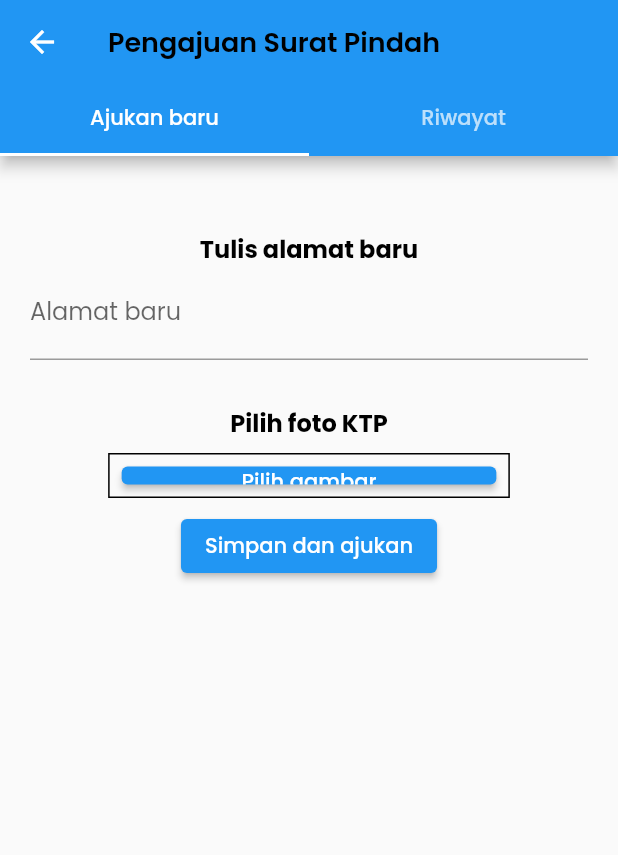
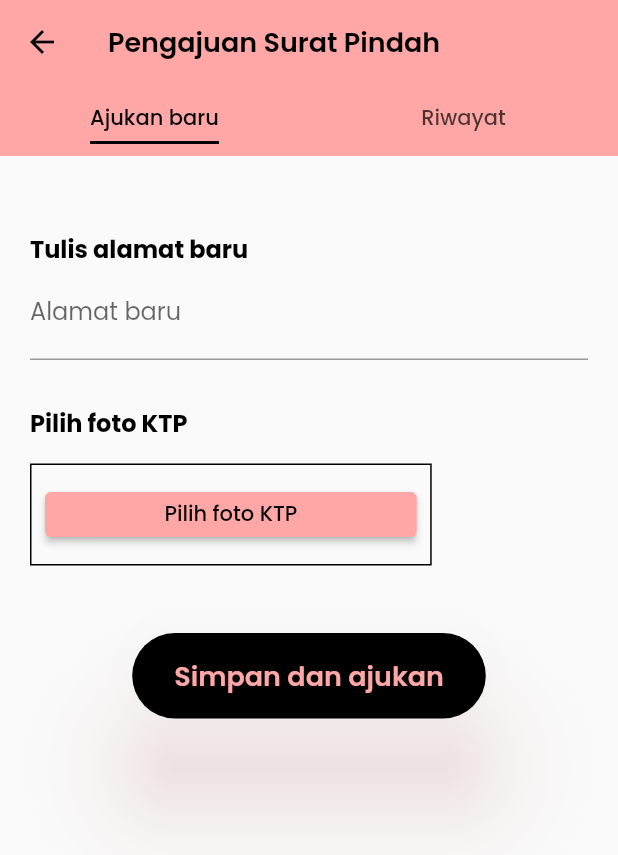
Before and after one commit to royzaa/sippedes, a Flutter app: the MainApp screen opened directly, after a tap on an icon or button, on a phone screen of 412 x 824 dp. Shown: the top 855 px of the screen. Run offline on Flutter 3.47's test engine with Material 2 defaults, Android fonts, the light colour scheme and no system bars; our stand-ins replace cloud_firestore, firebase_core, firebase_messaging, firebase_storage, flutter_svg, fluttertoast and 3 more; missing offline and left inert: gsheets; accounts and stored records are empty; project files that could hold a hidden picture were left out.

Commit message:
adjust UI more properly

```diff
--- a/lib/interface/screens/letter_form/letter_form.dart
+++ b/lib/interface/screens/letter_form/letter_form.dart
@@ -4,8 +4,10 @@ import './widgets/ajukan_baru.dart';
 import './widgets/riwayat.dart';
 
 class LetterForm extends StatelessWidget {
-  const LetterForm({Key? key, required this.letterName}) : super(key: key);
+  const LetterForm({Key? key, required this.letterName, required this.appColor})
+      : super(key: key);
   final String letterName;
+  final Color appColor;
 
   @override
   Widget build(BuildContext context) {
@@ -14,12 +16,19 @@ class LetterForm extends StatelessWidget {
       initialIndex: 0,
       child: Scaffold(
         appBar: AppBar(
+          elevation: 0,
+          backgroundColor: appColor,
+          iconTheme: const IconThemeData(color: Colors.black),
           title: Text(
             'Pengajuan $letterName',
             style: const TextStyle(
                 color: Colors.black, fontSize: 18, fontWeight: FontWeight.w600),
           ),
           bottom: const TabBar(
+            indicatorColor: Colors.black,
+            indicatorPadding: EdgeInsets.only(bottom: 8),
+            indicatorSize: TabBarIndicatorSize.label,
+            labelColor: Colors.black,
             tabs: [
               Tab(
                 text: 'Ajukan baru',
@@ -30,9 +39,11 @@ class LetterForm extends StatelessWidget {
             ],
           ),
         ),
-        body: const TabBarView(children: [
-          AjukanBaru(),
-          Riwayat(),
+        body: TabBarView(children: [
+          AjukanBaru(
+            color: appColor,
+          ),
+          const Riwayat(),
         ]),
       ),
     );
--- a/lib/interface/screens/letter_form/widgets/ajukan_baru.dart
+++ b/lib/interface/screens/letter_form/widgets/ajukan_baru.dart
@@ -1,5 +1,7 @@
 import 'dart:io';
 
+import 'package:firebase_messaging/firebase_messaging.dart';
+import 'package:flutter/cupertino.dart';
 import 'package:flutter/material.dart';
 import 'package:flutter/services.dart';
 import 'package:image_picker/image_picker.dart';
@@ -11,7 +13,8 @@ import '../../../../services/firestore_services.dart';
 import '../../../../services/sheet_api.dart';
 
 class AjukanBaru extends StatefulWidget {
-  const AjukanBaru({Key? key}) : super(key: key);
+  const AjukanBaru({Key? key, required this.color}) : super(key: key);
+  final Color color;
 
   @override
   State<AjukanBaru> createState() => _AjukanBaruState();
@@ -39,20 +42,26 @@ class _AjukanBaruState extends State<AjukanBaru> {
 
   void pickImage() async {
     try {
-      final image = await ImagePicker().pickImage(source: ImageSource.gallery);
+      final image = await ImagePicker().pickImage(
+        source: ImageSource.gallery,
+      );
       if (image == null) return;
 
       final tempImage = File(image.path);
       setState(() {
         this.image = tempImage;
+        _fileName = DataSharedPreferences.getNIK() +
+            '_KTP_' +
+            basename(this.image!.path);
       });
     } on PlatformException catch (e) {
       debugPrint('Error when pick image: $e');
     }
   }
 
+  late String _fileName;
   void uploadImageToFirebase(BuildContext context) async {
-    final fileName = basename(image!.path);
+    final fileName = _fileName;
 
     final destination = 'foto_KTP/$_userNIK/$fileName';
     await FirebaseStorageServices.uploadFile(destination, image!)!.whenComplete(
@@ -62,6 +71,24 @@ class _AjukanBaruState extends State<AjukanBaru> {
         ),
       ),
     );
+  }
+
+  @override
+  void initState() {
+    FirebaseMessaging.instance.getInitialMessage();
+
+    debugPrint(
+        'issupported: ' + FirebaseMessaging.instance.isSupported().toString());
+    FirebaseMessaging.instance.requestPermission();
+    FirebaseMessaging.onMessage.listen((message) {
+      debugPrint('message from cloud:' + message.notification!.body.toString());
+    });
+
+    WidgetsBinding.instance!.addPostFrameCallback((timeStamp) async {
+      debugPrint(
+          'token: ' + (await FirebaseMessaging.instance.getToken()).toString());
+    });
+    super.initState();
   }
 
   @override
@@ -78,6 +105,7 @@ class _AjukanBaruState extends State<AjukanBaru> {
       child: Padding(
         padding: const EdgeInsets.all(20.0),
         child: Column(
+          crossAxisAlignment: CrossAxisAlignment.start,
           children: [
             const SizedBox(
               height: 30,
@@ -114,26 +142,50 @@ class _AjukanBaruState extends State<AjukanBaru> {
             ),
             Container(
               width: size.width * 0.65,
-              height: 30,
               decoration: BoxDecoration(
                   border: Border.all(
                     color: Colors.black,
                     width: 1,
                   ),
                   shape: BoxShape.rectangle),
-              padding: const EdgeInsets.all(8),
-              margin: const EdgeInsets.symmetric(vertical: 8),
-              child: image == null
-                  ? ElevatedButton(
-                      onPressed: pickImage,
-                      child: const Text('Pilih gambar'),
-                    )
-                  : Text(
-                      basename(image!.path),
+              padding: const EdgeInsets.all(9),
+              margin: const EdgeInsets.symmetric(vertical: 15),
+              child: Column(
+                children: [
+                  ElevatedButton(
+                    style: ElevatedButton.styleFrom(
+                      primary: widget.color,
+                      minimumSize: const Size(double.infinity, 30),
                     ),
+                    onPressed: pickImage,
+                    child: Text(
+                      image == null ? 'Pilih foto KTP' : 'Ganti foto KTP',
+                      style: const TextStyle(color: Colors.black),
+                    ),
+                  ),
+                  image == null
+                      ? const SizedBox()
+                      : Text(
+                          _fileName,
+                        ),
+                ],
+              ),
+            ),
+            const SizedBox(
+              height: 30,
             ),
             Center(
               child: ElevatedButton(
+                style: ElevatedButton.styleFrom(
+                  elevation: 30,
+                  shadowColor: widget.color.withOpacity(0.5),
+                  primary: Colors.black,
+                  padding:
+                      const EdgeInsets.symmetric(horizontal: 28, vertical: 15),
+                  shape: RoundedRectangleBorder(
+                    borderRadius: BorderRadius.circular(30),
+                  ),
+                ),
                 onPressed: () async {
                   if (validate()) {
                     if (image == null) {
@@ -154,9 +206,16 @@ class _AjukanBaruState extends State<AjukanBaru> {
                     }
                   }
                 },
-                child: const Text('Simpan dan ajukan'),
+                child: Text(
+                  'Simpan dan ajukan',
+                  style: TextStyle(
+                    color: widget.color,
+                    fontSize: 18,
+                    fontWeight: FontWeight.w600,
+                  ),
+                ),
               ),
-            )
+            ),
           ],
         ),
       ),
--- a/lib/interface/screens/letter_screen/widgets/letter_item.dart
+++ b/lib/interface/screens/letter_screen/widgets/letter_item.dart
@@ -23,10 +23,14 @@ class Letteritem extends StatelessWidget {
           child: InkWell(
             onTap: () {
               Navigator.push(
-                  context,
-                  MaterialPageRoute(
-                      builder: (_) =>
-                          const LetterForm(letterName: 'Surat Pindah')));
+                context,
+                MaterialPageRoute(
+                  builder: (_) => LetterForm(
+                    letterName: 'Surat Pindah',
+                    appColor: color,
+                  ),
+                ),
+              );
             },
             child: Container(
               padding: const EdgeInsets.symmetric(vertical: 25, horizontal: 10),
--- a/lib/interface/screens/profile_screen/profile_screen.dart
+++ b/lib/interface/screens/profile_screen/profile_screen.dart
@@ -2,7 +2,7 @@ import 'package:flutter/material.dart';
 import 'package:flutter/services.dart';
 
 import '../../../services/shared_preferences.dart';
-import '../login_screen.dart';
+import '../login_screen/login_screen.dart';
 import './widgets/biodata_list.dart';
 
 class ProfileScreen extends StatelessWidget {
@@ -54,6 +54,7 @@ class ProfileScreen extends StatelessWidget {
                                 TextButton(
                                   onPressed: () {
                                     DataSharedPreferences.setNIK('');
+                                    Navigator.pop(context);
                                     Navigator.of(context).pushReplacement(
                                       MaterialPageRoute(
                                         builder: (context) =>
--- a/lib/model/profile.dart
+++ b/lib/model/profile.dart
@@ -1,5 +1,3 @@
-import 'package:cloud_firestore/cloud_firestore.dart';
-
 class Profile {
   final String name, address, gender, nik, ttgl;
 
--- a/pubspec.yaml
+++ b/pubspec.yaml
@@ -40,6 +40,8 @@ dependencies:
   firebase_storage: ^10.0.3
   gsheets: ^0.3.2
   image_picker: ^0.8.4+2
+  firebase_messaging: ^10.0.7
+  flutter_local_notifications: ^8.2.0
 
 
 dev_dependencies:
```
Also changed, not shown: lib/interface/screens/login_screen/login_screen.dart (renamed from lib/interface/screens/login_screen.dart, +4 -57 lines), lib/interface/screens/login_screen/widgets/submit_button.dart (added, +109 -0 lines), lib/main.dart (+11 -1 lines), pubspec.lock.
